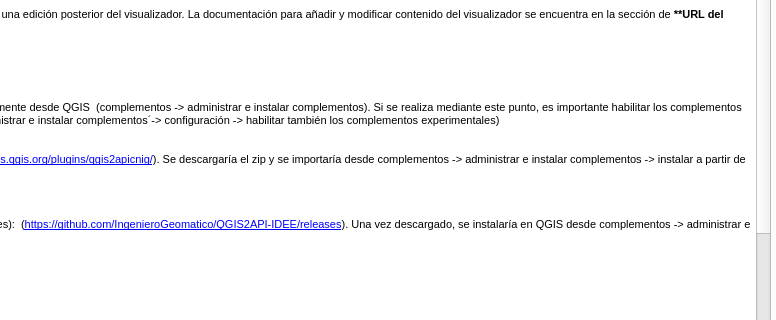
This is qgis2apicnig/QGIS2APICNIG_dialog_base.ui in IngenieroGeomatico/QGIS2API-IDEE as Qt 5 draws it before an edit; both pictures show x 324 to 1100 and y 204 to 524 of the 1100 by 635 pixel window. The edited form follows.
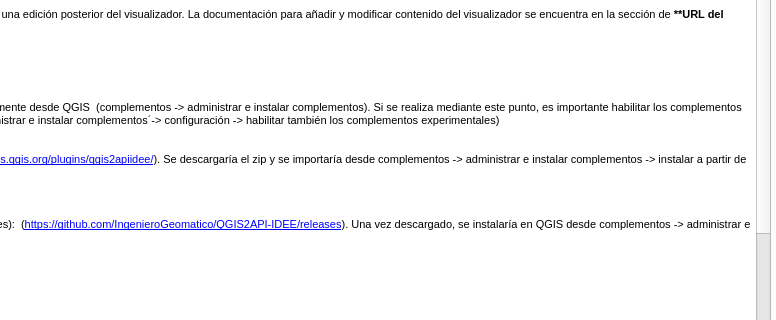
This is the edited form. The open tabs and pages were chosen to show the change. Custom widgets are drawn as their Qt base class.

Patch:
```diff
--- a/qgis2apicnig/QGIS2APICNIG_dialog_base.ui
+++ b/qgis2apicnig/QGIS2APICNIG_dialog_base.ui
@@ -532,7 +532,7 @@
 &lt;p style=&quot; margin-top:0px; margin-bottom:0px; margin-left:0px; margin-right:0px; -qt-block-indent:0; text-indent:0px;&quot;&gt;&lt;span style=&quot; font-family:'Consolas','Courier New','monospace'; font-size:8pt; color:#cccccc;&quot;&gt;&lt;br /&gt;&lt;/span&gt;&lt;/p&gt;
 &lt;p style=&quot; margin-top:0px; margin-bottom:0px; margin-left:0px; margin-right:0px; -qt-block-indent:0; text-indent:0px;&quot;&gt;&lt;span style=&quot; font-family:'Consolas','Courier New','monospace'; font-size:8pt; color:#000000;&quot;&gt;1. La primera forma de instalar este complemento es directamente desde QGIS  (complementos -&amp;gt; administrar e instalar complementos). Si se realiza mediante este punto, es importante habilitar los complementos experimentales para poder utilizarlo (complementos -&amp;gt; administrar e instalar complementos´-&amp;gt; configuración -&amp;gt; habilitar también los complementos experimentales)&lt;/span&gt;&lt;/p&gt;
 &lt;p style=&quot; margin-top:0px; margin-bottom:0px; margin-left:0px; margin-right:0px; -qt-block-indent:0; text-indent:0px;&quot;&gt;&lt;span style=&quot; font-family:'Consolas','Courier New','monospace'; font-size:8pt; color:#000000;&quot;&gt;&lt;br /&gt;&lt;/span&gt;&lt;/p&gt;
-&lt;p style=&quot; margin-top:0px; margin-bottom:0px; margin-left:0px; margin-right:0px; -qt-block-indent:0; text-indent:0px;&quot;&gt;&lt;span style=&quot; font-family:'Consolas','Courier New','monospace'; font-size:8pt; color:#000000;&quot;&gt;2. Desde el respotorio oficial de complementos (&lt;/span&gt;&lt;a href=&quot;https://plugins.qgis.org/plugins/qgis2apicnig/&quot;&gt;&lt;span style=&quot; font-size:8pt; text-decoration: underline; color:#0000ff;&quot;&gt;https://plugins.qgis.org/plugins/qgis2apicnig/&lt;/span&gt;&lt;/a&gt;&lt;span style=&quot; font-family:'Consolas','Courier New','monospace'; font-size:8pt; color:#000000;&quot;&gt;). Se descargaría el zip y se importaría desde complementos -&amp;gt; administrar e instalar complementos -&amp;gt; instalar a partir de zip.&lt;/span&gt;&lt;/p&gt;
+&lt;p style=&quot; margin-top:0px; margin-bottom:0px; margin-left:0px; margin-right:0px; -qt-block-indent:0; text-indent:0px;&quot;&gt;&lt;span style=&quot; font-family:'Consolas','Courier New','monospace'; font-size:8pt; color:#000000;&quot;&gt;2. Desde el respotorio oficial de complementos (&lt;/span&gt;&lt;a href=&quot;https://plugins.qgis.org/plugins/qgis2apiidee/&quot;&gt;&lt;span style=&quot; font-size:8pt; text-decoration: underline; color:#0000ff;&quot;&gt;https://plugins.qgis.org/plugins/qgis2apiidee/&lt;/span&gt;&lt;/a&gt;&lt;span style=&quot; font-family:'Consolas','Courier New','monospace'; font-size:8pt; color:#000000;&quot;&gt;). Se descargaría el zip y se importaría desde complementos -&amp;gt; administrar e instalar complementos -&amp;gt; instalar a partir de zip.&lt;/span&gt;&lt;/p&gt;
 &lt;p style=&quot; margin-top:0px; margin-bottom:0px; margin-left:0px; margin-right:0px; -qt-block-indent:0; text-indent:0px;&quot;&gt;&lt;span style=&quot; font-family:'Consolas','Courier New','monospace'; font-size:8pt; color:#000000;&quot;&gt;&lt;br /&gt;&lt;br /&gt;&lt;/span&gt;&lt;/p&gt;
 &lt;p style=&quot; margin-top:0px; margin-bottom:0px; margin-left:0px; margin-right:0px; -qt-block-indent:0; text-indent:0px;&quot;&gt;&lt;span style=&quot; font-family:'Consolas','Courier New','monospace'; font-size:8pt; color:#000000;&quot;&gt;3. Desde este repositorio, en la parte de despliegues (releases):  (&lt;/span&gt;&lt;a href=&quot;https://github.com/IngenieroGeomatico/QGIS2API-IDEE/releases&quot;&gt;&lt;span style=&quot; font-size:8pt; text-decoration: underline; color:#0000ff;&quot;&gt;https://github.com/IngenieroGeomatico/QGIS2API-IDEE/releases&lt;/span&gt;&lt;/a&gt;&lt;span style=&quot; font-family:'Consolas','Courier New','monospace'; font-size:8pt; color:#000000;&quot;&gt;). Una vez descargado, se instalaría en QGIS desde complementos -&amp;gt; administrar e instalar complementos -&amp;gt; instalar a partir de zip.&lt;/span&gt;&lt;/p&gt;
 &lt;p style=&quot; margin-top:0px; margin-bottom:0px; margin-left:0px; margin-right:0px; -qt-block-indent:0; text-indent:0px;&quot;&gt;&lt;span style=&quot; font-family:'Consolas','Courier New','monospace'; font-size:8pt; color:#cccccc;&quot;&gt;&lt;br /&gt;&lt;/span&gt;&lt;/p&gt;
@@ -554,7 +554,7 @@
 &lt;p style=&quot; margin-top:0px; margin-bottom:0px; margin-left:0px; margin-right:0px; -qt-block-indent:0; text-indent:0px;&quot;&gt;&lt;span style=&quot; font-family:'Consolas','Courier New','monospace'; font-size:8pt; color:#000000;&quot;&gt;&lt;br /&gt;&lt;/span&gt;&lt;/p&gt;
 &lt;p style=&quot; margin-top:0px; margin-bottom:0px; margin-left:0px; margin-right:0px; -qt-block-indent:0; text-indent:0px;&quot;&gt;&lt;span style=&quot; font-family:'Consolas','Courier New','monospace'; font-size:8pt; color:#000000;&quot;&gt;- Documentación en formato WIKI:(&lt;/span&gt;&lt;a href=&quot;https://github.com/IGN-CNIG/API-CNIG/wiki&quot;&gt;&lt;span style=&quot; font-size:8pt; text-decoration: underline; color:#0000ff;&quot;&gt;https://github.com/IGN-CNIG/API-CNIG/wiki&lt;/span&gt;&lt;/a&gt;&lt;span style=&quot; font-family:'Consolas','Courier New','monospace'; font-size:8pt; color:#000000;&quot;&gt;)&lt;/span&gt;&lt;/p&gt;
 &lt;p style=&quot; margin-top:0px; margin-bottom:0px; margin-left:0px; margin-right:0px; -qt-block-indent:0; text-indent:0px;&quot;&gt;&lt;span style=&quot; font-family:'Consolas','Courier New','monospace'; font-size:8pt; color:#000000;&quot;&gt;&lt;br /&gt;&lt;/span&gt;&lt;/p&gt;
-&lt;p style=&quot; margin-top:0px; margin-bottom:0px; margin-left:0px; margin-right:0px; -qt-block-indent:0; text-indent:0px;&quot;&gt;&lt;span style=&quot; font-family:'Consolas','Courier New','monospace'; font-size:8pt; color:#000000;&quot;&gt;- Ejemplos de uso: (&lt;/span&gt;&lt;a href=&quot;https://componentes.cnig.es/GaleriaEjemplos_APICNIG/&quot;&gt;&lt;span style=&quot; font-size:8pt; text-decoration: underline; color:#0000ff;&quot;&gt;https://componentes.cnig.es/GaleriaEjemplos_APICNIG/&lt;/span&gt;&lt;/a&gt;&lt;span style=&quot; font-family:'Consolas','Courier New','monospace'; font-size:8pt; color:#000000;&quot;&gt;)&lt;/span&gt;&lt;/p&gt;
+&lt;p style=&quot; margin-top:0px; margin-bottom:0px; margin-left:0px; margin-right:0px; -qt-block-indent:0; text-indent:0px;&quot;&gt;&lt;span style=&quot; font-family:'Consolas','Courier New','monospace'; font-size:8pt; color:#000000;&quot;&gt;- Ejemplos de uso: (&lt;/span&gt;&lt;a href=&quot;https://componentes.cnig.es/GaleriaEjemplos_apiidee/&quot;&gt;&lt;span style=&quot; font-size:8pt; text-decoration: underline; color:#0000ff;&quot;&gt;https://componentes.cnig.es/GaleriaEjemplos_apiidee/&lt;/span&gt;&lt;/a&gt;&lt;span style=&quot; font-family:'Consolas','Courier New','monospace'; font-size:8pt; color:#000000;&quot;&gt;)&lt;/span&gt;&lt;/p&gt;
 &lt;p style=&quot; margin-top:0px; margin-bottom:0px; margin-left:0px; margin-right:0px; -qt-block-indent:0; text-indent:0px;&quot;&gt;&lt;span style=&quot; font-family:'Consolas','Courier New','monospace'; font-size:8pt; color:#cccccc;&quot;&gt;&lt;br /&gt;&lt;/span&gt;&lt;/p&gt;&lt;/body&gt;&lt;/html&gt;</string>
          </property>
         </widget>
```
Left out of the diff: 10 changed lines with no effect on the pictures.
